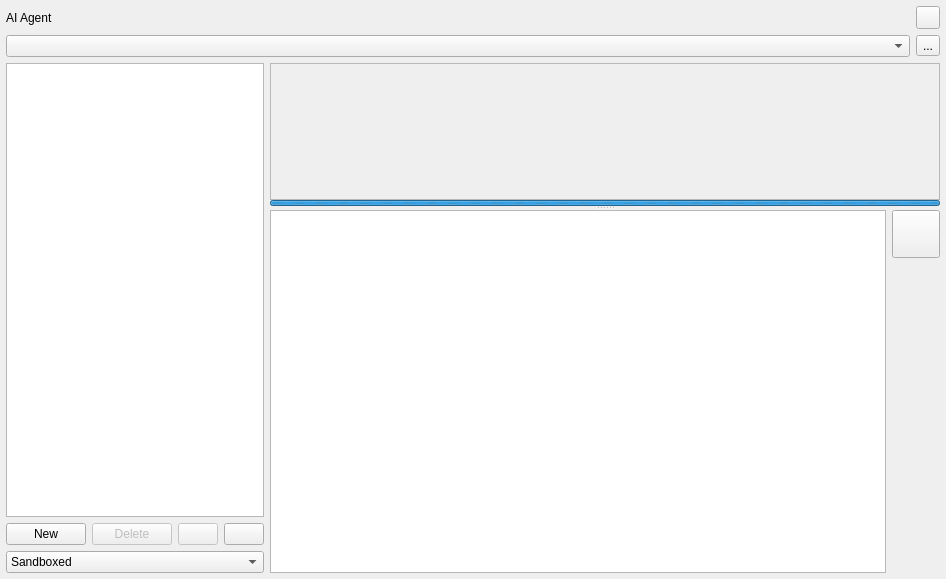
ccbogel/QualCoder, file src/GUI_UIs/ui_ai_chat.ui: the form before one commit.
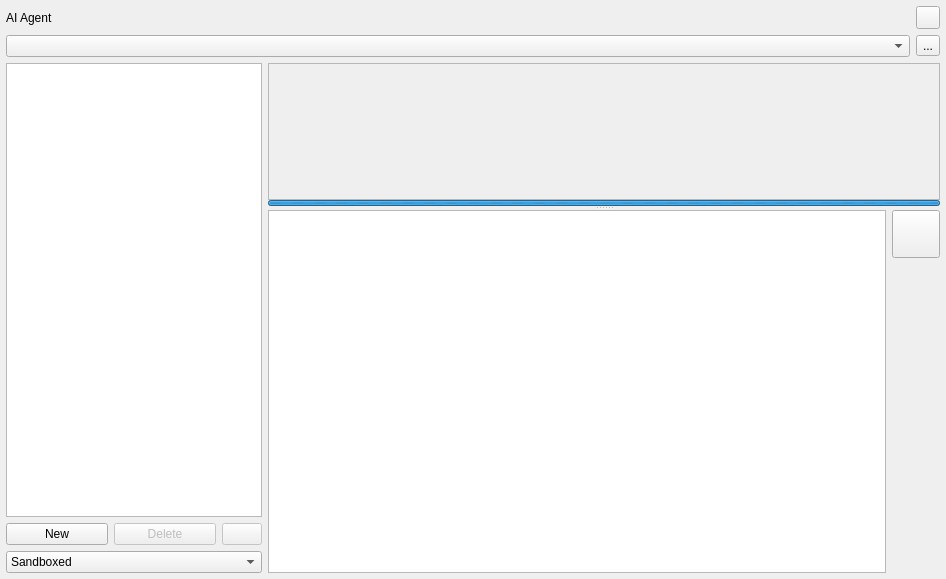
The form after the commit.

What changed in the file:
```diff
--- a/src/GUI_UIs/ui_ai_chat.ui
+++ b/src/GUI_UIs/ui_ai_chat.ui
@@ -116,28 +116,6 @@
            </property>
           </widget>
          </item>
-         <item row="0" column="3">
-          <widget class="QPushButton" name="pushButton_help">
-           <property name="sizePolicy">
-            <sizepolicy hsizetype="Fixed" vsizetype="Fixed">
-             <horstretch>0</horstretch>
-             <verstretch>0</verstretch>
-            </sizepolicy>
-           </property>
-           <property name="toolTip">
-            <string>Help</string>
-           </property>
-           <property name="text">
-            <string/>
-           </property>
-           <property name="iconSize">
-            <size>
-             <width>16</width>
-             <height>16</height>
-            </size>
-           </property>
-          </widget>
-         </item>
          <item row="0" column="0">
           <widget class="QPushButton" name="pushButton_new_analysis">
            <property name="toolTip">
@@ -148,7 +126,7 @@
            </property>
           </widget>
          </item>
-         <item row="1" column="0" colspan="4">
+         <item row="1" column="0" colspan="3">
           <widget class="QComboBox" name="comboBox_ai_permissions">
            <property name="toolTip">
             <string>Define what the AI agent is allowed to do in your project:
```
